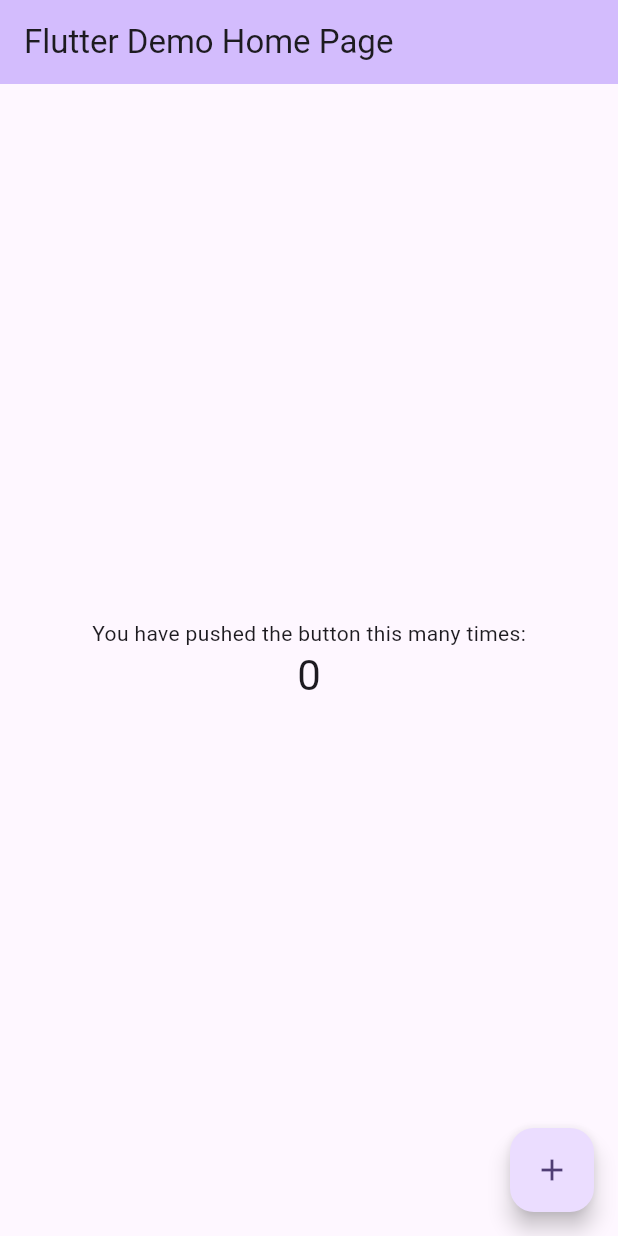
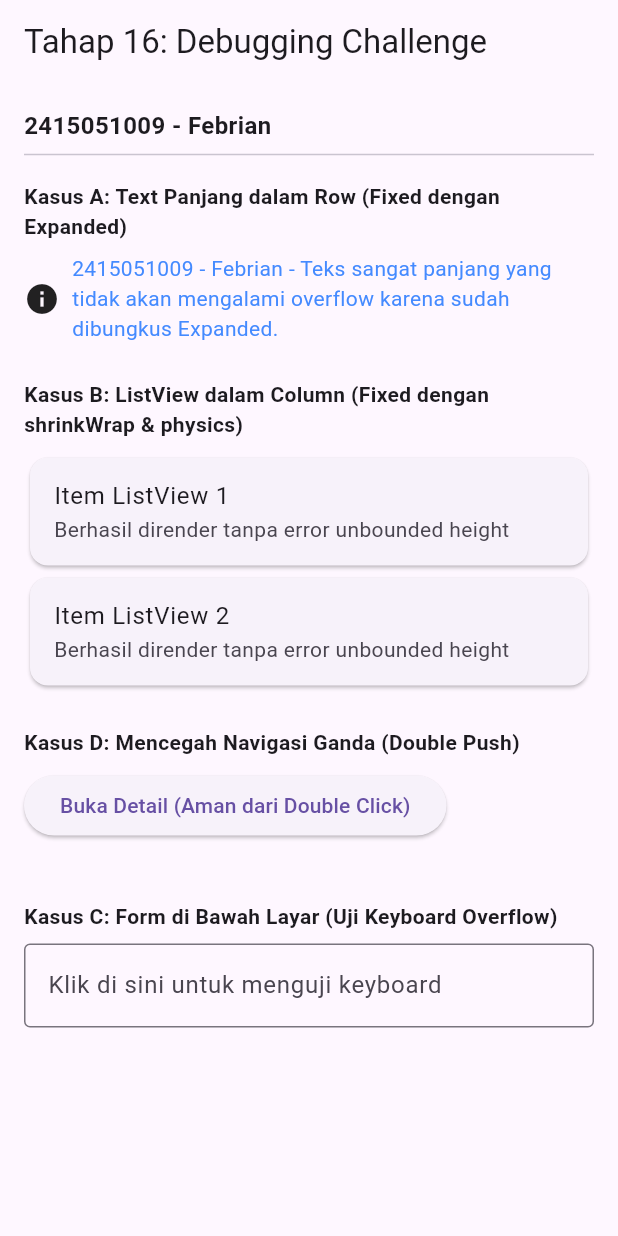
Before and after one commit to gedefebry236-hub/tugas_5_course_explorer, a Flutter app: the screen it shows after launch, on a phone screen of 412 x 824 dp. Run offline on Flutter 3.47's test engine with Material 3 defaults, Android fonts, the phone set to English and light mode, and no system bars.

```diff
--- a/lib/main.dart
+++ b/lib/main.dart
@@ -1,4 +1,7 @@
 import 'package:flutter/material.dart';
+
+const String studentName = 'Febrian';
+const String studentId = '2415051009'; // NIM kamu
 
 void main() {
   runApp(const MyApp());
@@ -7,116 +10,117 @@ void main() {
 class MyApp extends StatelessWidget {
   const MyApp({super.key});
 
-  // This widget is the root of your application.
   @override
   Widget build(BuildContext context) {
-    return MaterialApp(
-      title: 'Flutter Demo',
-      theme: ThemeData(
-        // This is the theme of your application.
-        //
-        // TRY THIS: Try running your application with "flutter run". You'll see
-        // the application has a purple toolbar. Then, without quitting the app,
-        // try changing the seedColor in the colorScheme below to Colors.green
-        // and then invoke "hot reload" (save your changes or press the "hot
-        // reload" button in a Flutter-supported IDE, or press "r" if you used
-        // the command line to start the app).
-        //
-        // Notice that the counter didn't reset back to zero; the application
-        // state is not lost during the reload. To reset the state, use hot
-        // restart instead.
-        //
-        // This works for code too, not just values: Most code changes can be
-        // tested with just a hot reload.
-        colorScheme: .fromSeed(seedColor: Colors.deepPurple),
-      ),
-      home: const MyHomePage(title: 'Flutter Demo Home Page'),
+    return const MaterialApp(
+      debugShowCheckedModeBanner: false,
+      home: DebuggingChallengePage(),
     );
   }
 }
 
-class MyHomePage extends StatefulWidget {
-  const MyHomePage({super.key, required this.title});
-
-  // This widget is the home page of your application. It is stateful, meaning
-  // that it has a State object (defined below) that contains fields that affect
-  // how it looks.
-
-  // This class is the configuration for the state. It holds the values (in this
-  // case the title) provided by the parent (in this case the App widget) and
-  // used by the build method of the State. Fields in a Widget subclass are
-  // always marked "final".
-
-  final String title;
+class DebuggingChallengePage extends StatefulWidget {
+  const DebuggingChallengePage({super.key});
 
   @override
-  State<MyHomePage> createState() => _MyHomePageState();
+  State<DebuggingChallengePage> createState() => _DebuggingChallengePageState();
 }
 
-class _MyHomePageState extends State<MyHomePage> {
-  int _counter = 0;
+class _DebuggingChallengePageState extends State<DebuggingChallengePage> {
+  // Flag untuk mencegah navigasi ganda (Kasus D)
+  bool _isNavigating = false;
 
-  void _incrementCounter() {
-    setState(() {
-      // This call to setState tells the Flutter framework that something has
-      // changed in this State, which causes it to rerun the build method below
-      // so that the display can reflect the updated values. If we changed
-      // _counter without calling setState(), then the build method would not be
-      // called again, and so nothing would appear to happen.
-      _counter++;
-    });
+  void _navigateToDetail() async {
+    if (_isNavigating) return; // Mencegah klik ganda jika sedang dalam proses navigasi
+
+    setState(() => _isNavigating = true);
+
+    await Navigator.push(
+      context,
+      MaterialPageRoute(
+        builder: (_) => Scaffold(
+          appBar: AppBar(title: const Text('Detail Page')),
+          body: Center(
+            child: Text('$studentId - $studentName\nHalaman Detail', textAlign: TextAlign.center),
+          ),
+        ),
+      ),
+    );
+
+    setState(() => _isNavigating = false); // Reset status setelah kembali
   }
 
   @override
   Widget build(BuildContext context) {
-    // This method is rerun every time setState is called, for instance as done
-    // by the _incrementCounter method above.
-    //
-    // The Flutter framework has been optimized to make rerunning build methods
-    // fast, so that you can just rebuild anything that needs updating rather
-    // than having to individually change instances of widgets.
     return Scaffold(
-      appBar: AppBar(
-        // TRY THIS: Try changing the color here to a specific color (to
-        // Colors.amber, perhaps?) and trigger a hot reload to see the AppBar
-        // change color while the other colors stay the same.
-        backgroundColor: Theme.of(context).colorScheme.inversePrimary,
-        // Here we take the value from the MyHomePage object that was created by
-        // the App.build method, and use it to set our appbar title.
-        title: Text(widget.title),
-      ),
-      body: Center(
-        // Center is a layout widget. It takes a single child and positions it
-        // in the middle of the parent.
+      appBar: AppBar(title: const Text('Tahap 16: Debugging Challenge')),
+      // Kasus C: Menggunakan SingleChildScrollView agar tidak overflow saat keyboard muncul
+      body: SingleChildScrollView(
+        padding: const EdgeInsets.all(16.0),
         child: Column(
-          // Column is also a layout widget. It takes a list of children and
-          // arranges them vertically. By default, it sizes itself to fit its
-          // children horizontally, and tries to be as tall as its parent.
-          //
-          // Column has various properties to control how it sizes itself and
-          // how it positions its children. Here we use mainAxisAlignment to
-          // center the children vertically; the main axis here is the vertical
-          // axis because Columns are vertical (the cross axis would be
-          // horizontal).
-          //
-          // TRY THIS: Invoke "debug painting" (choose the "Toggle Debug Paint"
-          // action in the IDE, or press "p" in the console), to see the
-          // wireframe for each widget.
-          mainAxisAlignment: .center,
+          crossAxisAlignment: CrossAxisAlignment.start,
           children: [
-            const Text('You have pushed the button this many times:'),
-            Text(
-              '$_counter',
-              style: Theme.of(context).textTheme.headlineMedium,
+            Text('$studentId - $studentName', style: const TextStyle(fontSize: 16, fontWeight: FontWeight.bold)),
+            const Divider(),
+            const SizedBox(height: 10),
+
+            // --- KASUS A: Solusi RenderFlex Overflow pada Row ---
+            const Text('Kasus A: Text Panjang dalam Row (Fixed dengan Expanded)', style: TextStyle(fontWeight: FontWeight.bold)),
+            const SizedBox(height: 8),
+            Row(
+              children: [
+                const Icon(Icons.info),
+                const SizedBox(width: 8),
+                // Pembungkus Expanded memaksa teks menyesuaikan sisa ruang Row
+                Expanded(
+                  child: Text(
+                    '$studentId - $studentName - Teks sangat panjang yang tidak akan mengalami overflow karena sudah dibungkus Expanded.',
+                    style: const TextStyle(color: Colors.blueAccent),
+                  ),
+                ),
+              ],
+            ),
+            const SizedBox(height: 24),
+
+            // --- KASUS B: Solusi Unbounded Height pada ListView di dalam Column ---
+            const Text('Kasus B: ListView dalam Column (Fixed dengan shrinkWrap & physics)', style: TextStyle(fontWeight: FontWeight.bold)),
+            const SizedBox(height: 8),
+            ListView.builder(
+              shrinkWrap: true, // Membatasi tinggi ListView sesuai jumlah item
+              physics: const NeverScrollableScrollPhysics(), // Mematikan scroll internal ListView
+              itemCount: 2,
+              itemBuilder: (context, index) {
+                return Card(
+                  child: ListTile(
+                    title: Text('Item ListView ${index + 1}'),
+                    subtitle: const Text('Berhasil dirender tanpa error unbounded height'),
+                  ),
+                );
+              },
+            ),
+            const SizedBox(height: 24),
+
+            // --- KASUS D: Mencegah Navigasi Ganda ---
+            const Text('Kasus D: Mencegah Navigasi Ganda (Double Push)', style: TextStyle(fontWeight: FontWeight.bold)),
+            const SizedBox(height: 8),
+            ElevatedButton(
+              onPressed: _isNavigating ? null : _navigateToDetail, // Disabled jika _isNavigating true
+              child: Text(_isNavigating ? 'Memproses...' : 'Buka Detail (Aman dari Double Click)'),
+            ),
+            const SizedBox(height: 40),
+
+            // --- KASUS C: Form Dekat Bagian Bawah Layar ---
+            const Text('Kasus C: Form di Bawah Layar (Uji Keyboard Overflow)', style: TextStyle(fontWeight: FontWeight.bold)),
+            const SizedBox(height: 8),
+            const TextField(
+              decoration: InputDecoration(
+                labelText: 'Klik di sini untuk menguji keyboard',
+                border: OutlineInputBorder(),
+              ),
             ),
           ],
         ),
       ),
-      floatingActionButton: FloatingActionButton(
-        onPressed: _incrementCounter,
-        tooltip: 'Increment',
-        child: const Icon(Icons.add),
-      ),
     );
   }
 }
```
